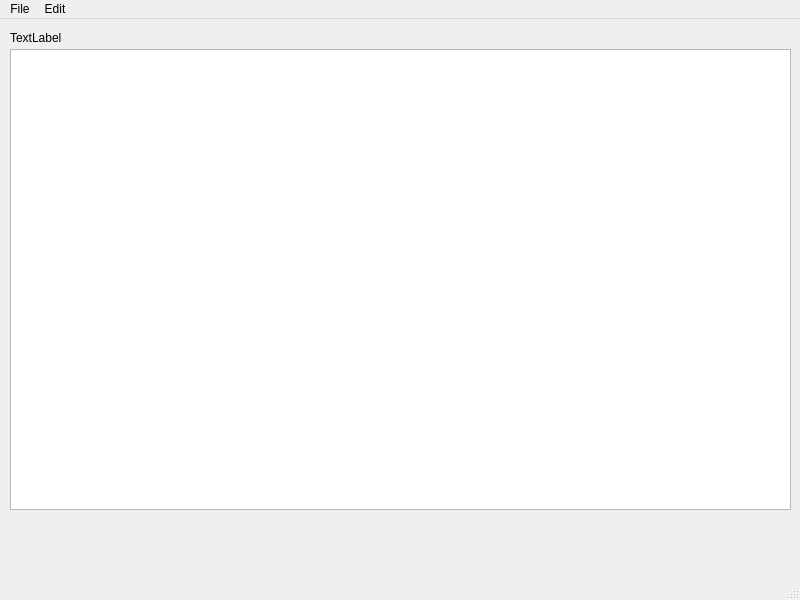
Above: OOP/cw/mainwindow.ui from geekylthyosaur/lpnu before the change. Below: the same form after it.
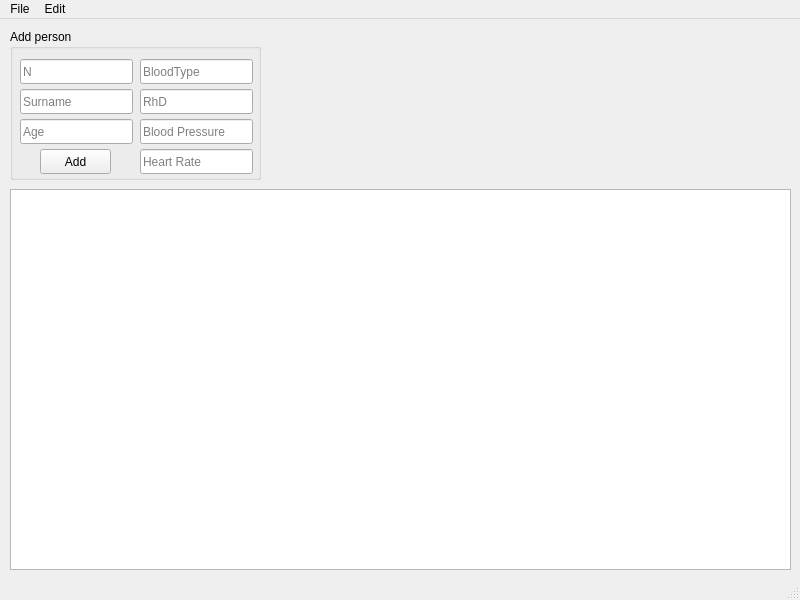
That is the form after the change.

```diff
--- a/OOP/cw/mainwindow.ui
+++ b/OOP/cw/mainwindow.ui
@@ -32,29 +32,133 @@
    <string>Course Work</string>
   </property>
   <widget class="QWidget" name="centralwidget">
-   <widget class="QLabel" name="myLabel">
-    <property name="geometry">
-     <rect>
-      <x>10</x>
-      <y>10</y>
-      <width>271</width>
-      <height>17</height>
-     </rect>
-    </property>
-    <property name="text">
-     <string>TextLabel</string>
-    </property>
-   </widget>
    <widget class="QTableView" name="tableView">
     <property name="geometry">
      <rect>
       <x>10</x>
-      <y>30</y>
+      <y>170</y>
       <width>781</width>
-      <height>461</height>
+      <height>381</height>
      </rect>
     </property>
    </widget>
+   <widget class="QGroupBox" name="groupBox">
+    <property name="geometry">
+     <rect>
+      <x>10</x>
+      <y>10</y>
+      <width>251</width>
+      <height>151</height>
+     </rect>
+    </property>
+    <property name="title">
+     <string>Add person</string>
+    </property>
+    <widget class="QLineEdit" name="nLE">
+     <property name="geometry">
+      <rect>
+       <x>10</x>
+       <y>30</y>
+       <width>113</width>
+       <height>25</height>
+      </rect>
+     </property>
+     <property name="placeholderText">
+      <string>N</string>
+     </property>
+    </widget>
+    <widget class="QLineEdit" name="surnameLE">
+     <property name="geometry">
+      <rect>
+       <x>10</x>
+       <y>60</y>
+       <width>113</width>
+       <height>25</height>
+      </rect>
+     </property>
+     <property name="placeholderText">
+      <string>Surname</string>
+     </property>
+    </widget>
+    <widget class="QLineEdit" name="ageLE">
+     <property name="geometry">
+      <rect>
+       <x>10</x>
+       <y>90</y>
+       <width>113</width>
+       <height>25</height>
+      </rect>
+     </property>
+     <property name="placeholderText">
+      <string>Age</string>
+     </property>
+    </widget>
+    <widget class="QLineEdit" name="bloodtypeLE">
+     <property name="geometry">
+      <rect>
+       <x>130</x>
+       <y>30</y>
+       <width>113</width>
+       <height>25</height>
+      </rect>
+     </property>
+     <property name="placeholderText">
+      <string>BloodType</string>
+     </property>
+    </widget>
+    <widget class="QLineEdit" name="rhdLE">
+     <property name="geometry">
+      <rect>
+       <x>130</x>
+       <y>60</y>
+       <width>113</width>
+       <height>25</height>
+      </rect>
+     </property>
+     <property name="placeholderText">
+      <string>RhD</string>
+     </property>
+    </widget>
+    <widget class="QLineEdit" name="bloodpressureLE">
+     <property name="geometry">
+      <rect>
+       <x>130</x>
+       <y>90</y>
+       <width>113</width>
+       <height>25</height>
+      </rect>
+     </property>
+     <property name="placeholderText">
+      <string>Blood Pressure</string>
+     </property>
+    </widget>
+    <widget class="QLineEdit" name="heartrateLE">
+     <property name="geometry">
+      <rect>
+       <x>130</x>
+       <y>120</y>
+       <width>113</width>
+       <height>25</height>
+      </rect>
+     </property>
+     <property name="placeholderText">
+      <string>Heart Rate</string>
+     </property>
+    </widget>
+    <widget class="QPushButton" name="addPersonBtn">
+     <property name="geometry">
+      <rect>
+       <x>30</x>
+       <y>120</y>
+       <width>71</width>
+       <height>25</height>
+      </rect>
+     </property>
+     <property name="text">
+      <string>Add</string>
+     </property>
+    </widget>
+   </widget>
   </widget>
   <widget class="QMenuBar" name="menubar">
    <property name="geometry">
```
